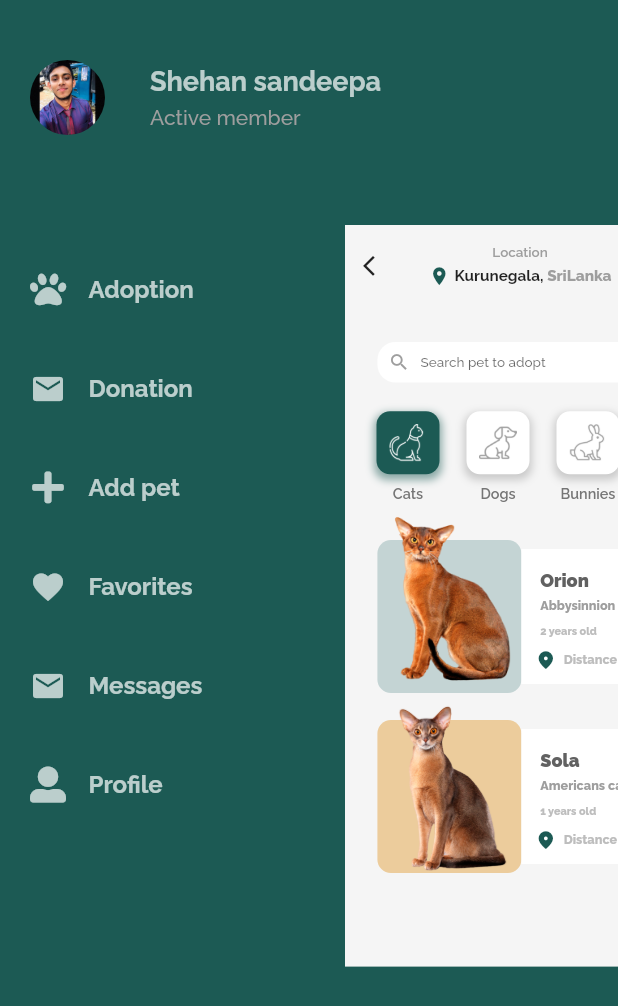
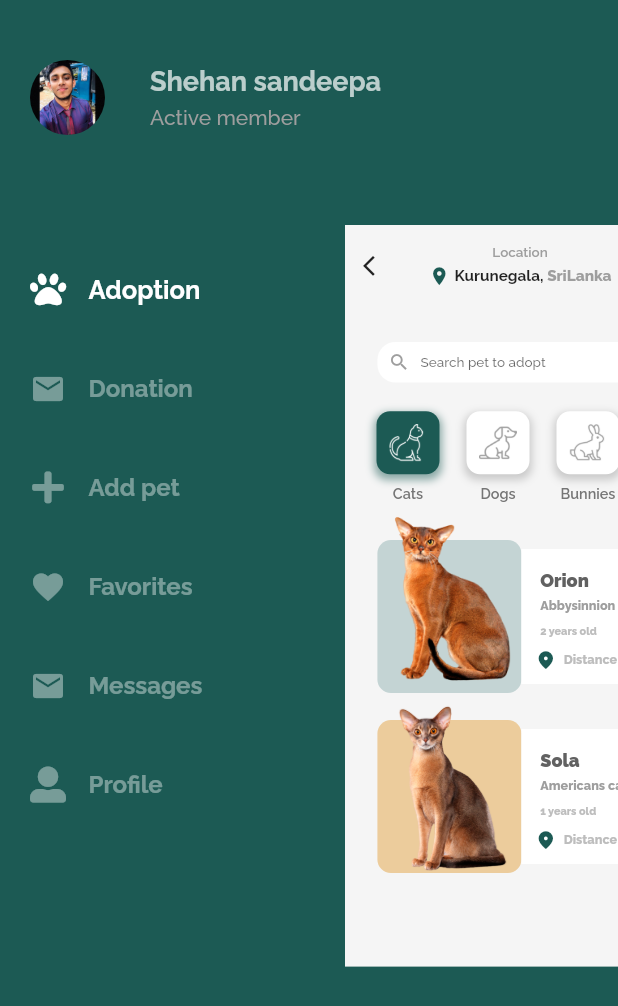
Before and after one commit to Shehan82/flutter-ui-with-drawer, a Flutter app: the screen it shows after launch, after a tap on the "menu" icon, on a phone screen of 412 x 824 dp. Shown: the top 1006 px of the screen. Run offline on Flutter 3.47's test engine with Material 2 defaults, Android fonts, the phone set to English and light mode, and no system bars; our stand-ins replace font_awesome_flutter, google_fonts.

```diff
--- a/lib/screens/drawer.dart
+++ b/lib/screens/drawer.dart
@@ -8,7 +8,7 @@ class DrawerScreen extends StatefulWidget {
 }
 
 class _DrawerScreenState extends State<DrawerScreen> {
-  String title;
+  String title = "Adoption";
   @override
   Widget build(BuildContext context) {
     return Container(
@@ -95,16 +95,24 @@ class _DrawerScreenState extends State<DrawerScreen> {
                             Container(
                                 child: Icon(
                               drawerItems[index]["icon"],
-                              color: Colors.white70,
+                              color: title == drawerItems[index]["title"]
+                                  ? Colors.white
+                                  : Colors.white70.withOpacity(0.4),
                             )),
                             Container(
                                 margin: EdgeInsets.only(left: 15),
                                 child: Text(
                                   drawerItems[index]["title"],
                                   style: GoogleFonts.raleway(
-                                      fontSize: 16,
-                                      fontWeight: FontWeight.w700,
-                                      color: Colors.white70),
+                                    fontSize:
+                                        title == drawerItems[index]["title"]
+                                            ? 17
+                                            : 16,
+                                    fontWeight: FontWeight.w700,
+                                    color: title == drawerItems[index]["title"]
+                                        ? Colors.white
+                                        : Colors.white70.withOpacity(0.4),
+                                  ),
                                 ))
                           ],
                         ),
```
